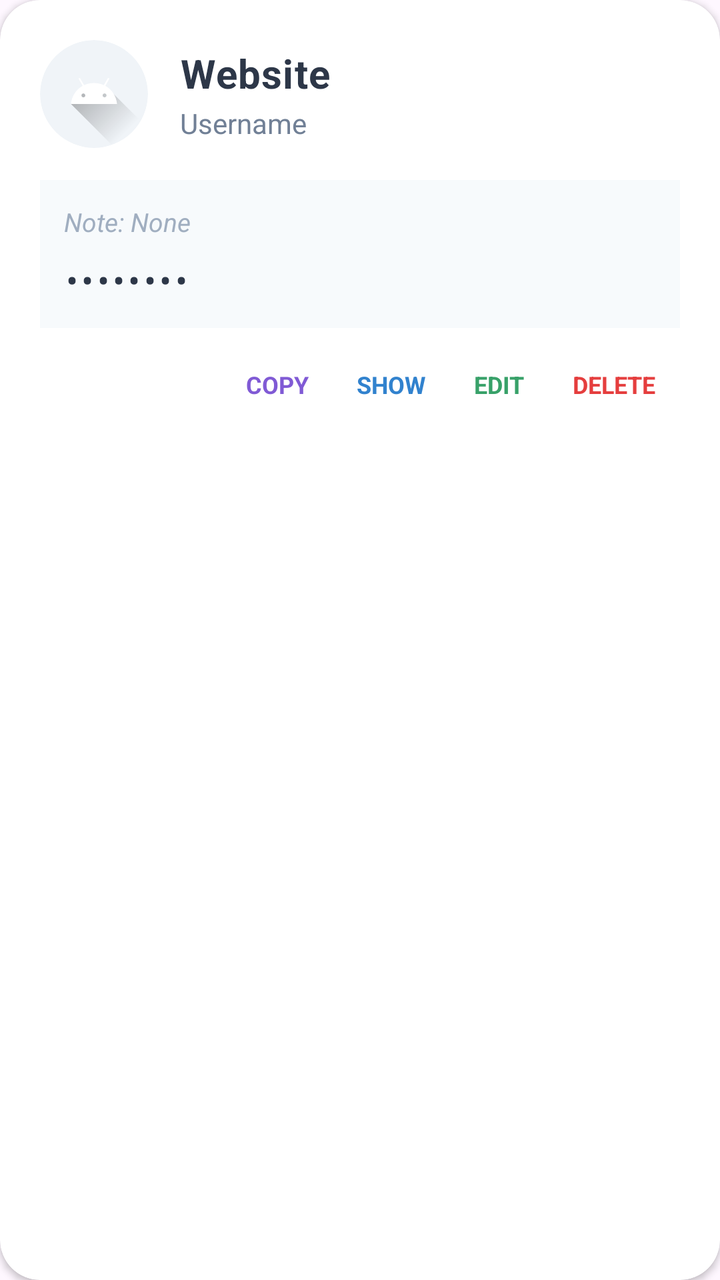
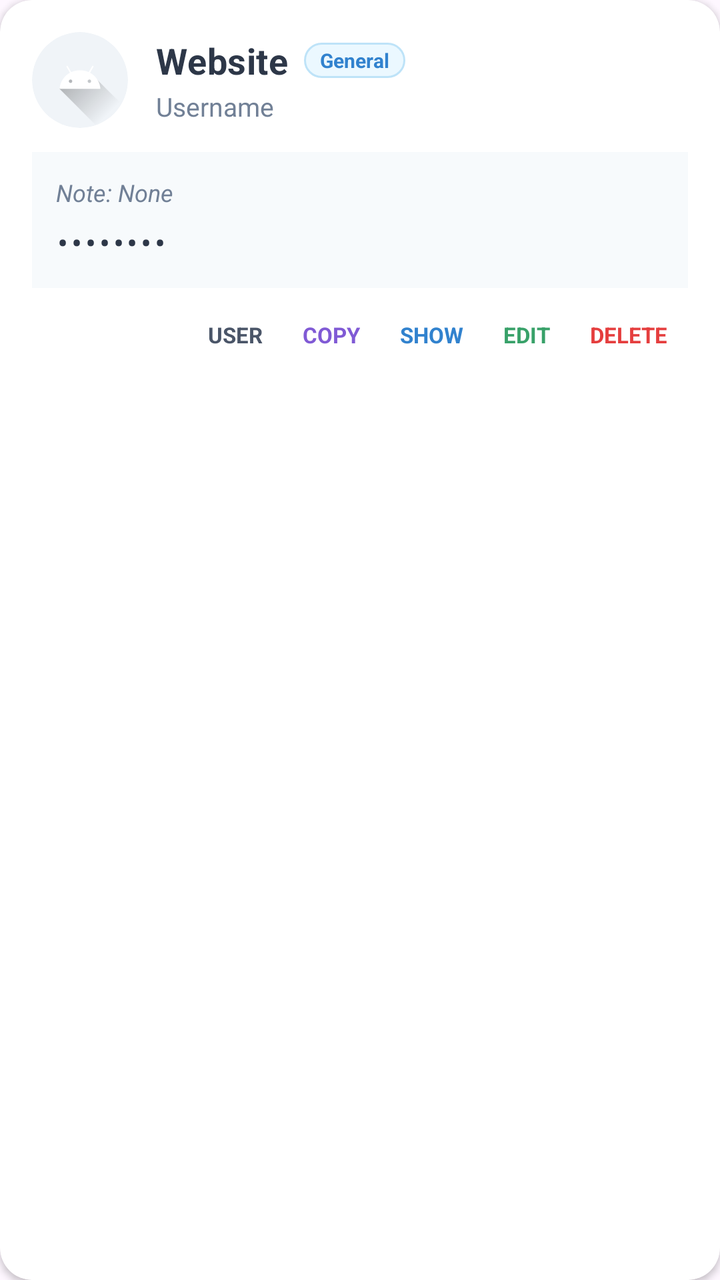

Before-and-after screenshots of an Android layout around one commit, followed by the original layout XML and the change that was made.
<!-- AndroidManifest.xml: application theme Theme.MyPasswordManager -->
<!-- res/layout/item_password.xml -->
<?xml version="1.0" encoding="utf-8"?>
<androidx.cardview.widget.CardView xmlns:android="http://schemas.android.com/apk/res/android"
    xmlns:app="http://schemas.android.com/apk/res-auto"
    android:layout_width="match_parent"
    android:layout_height="wrap_content"
    android:layout_marginHorizontal="16dp"
    android:layout_marginVertical="10dp"
    app:cardCornerRadius="20dp"
    app:cardElevation="2dp"
    app:cardBackgroundColor="#FFFFFF">

    <LinearLayout
        android:layout_width="match_parent"
        android:layout_height="wrap_content"
        android:orientation="vertical"
        android:padding="20dp"
        android:background="?android:attr/selectableItemBackground">

        <LinearLayout
            android:layout_width="match_parent"
            android:layout_height="wrap_content"
            android:orientation="horizontal"
            android:gravity="center_vertical">

            <androidx.cardview.widget.CardView
                android:layout_width="54dp"
                android:layout_height="54dp"
                android:layout_marginEnd="16dp"
                app:cardCornerRadius="27dp"
                app:cardElevation="0dp"
                app:cardBackgroundColor="#F0F4F8">

                <ImageView
                    android:id="@+id/ivLogo"
                    android:layout_width="match_parent"
                    android:layout_height="match_parent"
                    android:scaleType="centerCrop"
                    android:src="@drawable/ic_launcher_foreground" />
            </androidx.cardview.widget.CardView>

            <LinearLayout
                android:layout_width="0dp"
                android:layout_height="wrap_content"
                android:layout_weight="1"
                android:orientation="vertical">

                <TextView
                    android:id="@+id/tvItemSiteName"
                    android:layout_width="wrap_content"
                    android:layout_height="wrap_content"
                    android:text="Website"
                    android:textSize="20sp"
                    android:textStyle="bold"
                    android:textColor="#2D3748"
                    android:letterSpacing="0.02"/>

                <TextView
                    android:id="@+id/tvItemUsername"
                    android:layout_width="wrap_content"
                    android:layout_height="wrap_content"
                    android:text="Username"
                    android:textSize="14sp"
                    android:textColor="#718096"
                    android:layout_marginTop="2dp"/>
            </LinearLayout>
        </LinearLayout>

        <LinearLayout
            android:layout_width="match_parent"
            android:layout_height="wrap_content"
            android:orientation="vertical"
            android:layout_marginTop="16dp"
            android:background="#F7FAFC"
            android:padding="12dp">

            <TextView
                android:id="@+id/tvItemNote"
                android:layout_width="wrap_content"
                android:layout_height="wrap_content"
                android:text="Note: None"
                android:textSize="13sp"
                android:textColor="#A0AEC0"
                android:textStyle="italic"
                android:layout_marginBottom="8dp"/>

            <LinearLayout
                android:layout_width="match_parent"
                android:layout_height="wrap_content"
                android:orientation="horizontal"
                android:gravity="center_vertical">
                <TextView
                    android:id="@+id/tvItemPassword"
                    android:layout_width="0dp"
                    android:layout_weight="1"
                    android:layout_height="wrap_content"
                    android:text="••••••••"
                    android:textSize="18sp"
                    android:textColor="#2D3748"
                    android:letterSpacing="0.1"/>
            </LinearLayout>
        </LinearLayout>

        <LinearLayout
            android:layout_width="match_parent"
            android:layout_height="wrap_content"
            android:orientation="horizontal"
            android:layout_marginTop="12dp"
            android:gravity="end">

            <TextView
                android:id="@+id/btnCopyPassword"
                android:layout_width="wrap_content"
                android:layout_height="wrap_content"
                android:text="COPY"
                android:textSize="12sp"
                android:textStyle="bold"
                android:textColor="#805AD5"
                android:paddingHorizontal="12dp"
                android:paddingVertical="8dp"/>

            <TextView
                android:id="@+id/btnToggleVisibility"
                android:layout_width="wrap_content"
                android:layout_height="wrap_content"
                android:text="SHOW"
                android:textSize="12sp"
                android:textStyle="bold"
                android:textColor="#3182CE"
                android:paddingHorizontal="12dp"
                android:paddingVertical="8dp"/>

            <TextView
                android:id="@+id/btnEditEntry"
                android:layout_width="wrap_content"
                android:layout_height="wrap_content"
                android:text="EDIT"
                android:textSize="12sp"
                android:textStyle="bold"
                android:textColor="#38A169"
                android:paddingHorizontal="12dp"
                android:paddingVertical="8dp"/>

            <TextView
                android:id="@+id/btnDeleteEntry"
                android:layout_width="wrap_content"
                android:layout_height="wrap_content"
                android:text="DELETE"
                android:textSize="12sp"
                android:textStyle="bold"
                android:textColor="#E53E3E"
                android:paddingHorizontal="12dp"
                android:paddingVertical="8dp"/>
        </LinearLayout>
    </LinearLayout>
</androidx.cardview.widget.CardView>
<!-- resources referenced by this layout -->
<resources>
  <!-- drawable ic_launcher_foreground (drawable) -->
  <vector xmlns:android="http://schemas.android.com/apk/res/android"
      xmlns:aapt="http://schemas.android.com/aapt"
      android:width="108dp"
      android:height="108dp"
      android:viewportWidth="108"
      android:viewportHeight="108">
      <path android:pathData="M31,63.928c0,0 6.4,-11 12.1,-13.1c7.2,-2.6 26,-1.4 26,-1.4l38.1,38.1L107,108.928l-32,-1L31,63.928z">
          <aapt:attr name="android:fillColor">
              <gradient
                  android:endX="85.84757"
                  android:endY="92.4963"
                  android:startX="42.9492"
                  android:startY="49.59793"
                  android:type="linear">
                  <item
                      android:color="#44000000"
                      android:offset="0.0" />
                  <item
                      android:color="#00000000"
                      android:offset="1.0" />
              </gradient>
          </aapt:attr>
      </path>
      <path
          android:fillColor="#FFFFFF"
          android:fillType="nonZero"
          android:pathData="M65.3,45.828l3.8,-6.6c0.2,-0.4 0.1,-0.9 -0.3,-1.1c-0.4,-0.2 -0.9,-0.1 -1.1,0.3l-3.9,6.7c-6.3,-2.8 -13.4,-2.8 -19.7,0l-3.9,-6.7c-0.2,-0.4 -0.7,-0.5 -1.1,-0.3C38.8,38.328 38.7,38.828 38.9,39.228l3.8,6.6C36.2,49.428 31.7,56.028 31,63.928h46C76.3,56.028 71.8,49.428 65.3,45.828zM43.4,57.328c-0.8,0 -1.5,-0.5 -1.8,-1.2c-0.3,-0.7 -0.1,-1.5 0.4,-2.1c0.5,-0.5 1.4,-0.7 2.1,-0.4c0.7,0.3 1.2,1 1.2,1.8C45.3,56.528 44.5,57.328 43.4,57.328L43.4,57.328zM64.6,57.328c-0.8,0 -1.5,-0.5 -1.8,-1.2s-0.1,-1.5 0.4,-2.1c0.5,-0.5 1.4,-0.7 2.1,-0.4c0.7,0.3 1.2,1 1.2,1.8C66.5,56.528 65.6,57.328 64.6,57.328L64.6,57.328z"
          android:strokeWidth="1"
          android:strokeColor="#00000000" />
  </vector>
  <style name="Theme.MyPasswordManager" parent="Base.Theme.MyPasswordManager" />
  <style name="Base.Theme.MyPasswordManager" parent="Theme.Material3.DayNight.NoActionBar">
          
          
      </style>
</resources>

<!-- the commit's change to res/layout/item_password.xml (unified diff, before → after) -->
@@ -4,8 +4,8 @@
     android:layout_width="match_parent"
     android:layout_height="wrap_content"
     android:layout_marginHorizontal="16dp"
-    android:layout_marginVertical="10dp"
-    app:cardCornerRadius="20dp"
+    android:layout_marginVertical="8dp"
+    app:cardCornerRadius="16dp"
     app:cardElevation="2dp"
     app:cardBackgroundColor="#FFFFFF">
 
@@ -13,7 +13,7 @@
         android:layout_width="match_parent"
         android:layout_height="wrap_content"
         android:orientation="vertical"
-        android:padding="20dp"
+        android:padding="16dp"
         android:background="?android:attr/selectableItemBackground">
 
         <LinearLayout
@@ -23,10 +23,10 @@
             android:gravity="center_vertical">
 
             <androidx.cardview.widget.CardView
-                android:layout_width="54dp"
-                android:layout_height="54dp"
-                android:layout_marginEnd="16dp"
-                app:cardCornerRadius="27dp"
+                android:layout_width="48dp"
+                android:layout_height="48dp"
+                android:layout_marginEnd="14dp"
+                app:cardCornerRadius="24dp"
                 app:cardElevation="0dp"
                 app:cardBackgroundColor="#F0F4F8">
 
@@ -44,22 +44,42 @@
                 android:layout_weight="1"
                 android:orientation="vertical">
 
-                <TextView
-                    android:id="@+id/tvItemSiteName"
+                <LinearLayout
                     android:layout_width="wrap_content"
                     android:layout_height="wrap_content"
-                    android:text="Website"
-                    android:textSize="20sp"
-                    android:textStyle="bold"
-                    android:textColor="#2D3748"
-                    android:letterSpacing="0.02"/>
+                    android:orientation="horizontal"
+                    android:gravity="center_vertical">
+
+                    <TextView
+                        android:id="@+id/tvItemSiteName"
+                        android:layout_width="wrap_content"
+                        android:layout_height="wrap_content"
+                        android:text="Website"
+                        android:textSize="18sp"
+                        android:textStyle="bold"
+                        android:textColor="#2D3748"
+                        android:letterSpacing="0.01"/>
+
+                    <TextView
+                        android:id="@+id/tvItemCategory"
+                        android:layout_width="wrap_content"
+                        android:layout_height="wrap_content"
+                        android:layout_marginStart="8dp"
+                        android:text="General"
+                        android:textSize="10sp"
+                        android:textStyle="bold"
+                        android:textColor="#3182CE"
+                        android:background="@drawable/badge_category"
+                        android:paddingHorizontal="8dp"
+                        android:paddingVertical="2dp" />
+                </LinearLayout>
 
                 <TextView
                     android:id="@+id/tvItemUsername"
                     android:layout_width="wrap_content"
                     android:layout_height="wrap_content"
                     android:text="Username"
-                    android:textSize="14sp"
+                    android:textSize="13sp"
                     android:textColor="#718096"
                     android:layout_marginTop="2dp"/>
             </LinearLayout>
@@ -69,7 +89,7 @@
             android:layout_width="match_parent"
             android:layout_height="wrap_content"
             android:orientation="vertical"
-            android:layout_marginTop="16dp"
+            android:layout_marginTop="12dp"
             android:background="#F7FAFC"
             android:padding="12dp">
 
@@ -78,78 +98,82 @@
                 android:layout_width="wrap_content"
                 android:layout_height="wrap_content"
                 android:text="Note: None"
-                android:textSize="13sp"
-                android:textColor="#A0AEC0"
+                android:textSize="12sp"
+                android:textColor="#718096"
                 android:textStyle="italic"
-                android:layout_marginBottom="8dp"/>
+                android:layout_marginBottom="6dp"/>
 
-            <LinearLayout
+            <TextView
+                android:id="@+id/tvItemPassword"
                 android:layout_width="match_parent"
                 android:layout_height="wrap_content"
-                android:orientation="horizontal"
-                android:gravity="center_vertical">
-                <TextView
-                    android:id="@+id/tvItemPassword"
-                    android:layout_width="0dp"
-                    android:layout_weight="1"
-                    android:layout_height="wrap_content"
-                    android:text="••••••••"
-                    android:textSize="18sp"
-                    android:textColor="#2D3748"
-                    android:letterSpacing="0.1"/>
-            </LinearLayout>
+                android:text="••••••••"
+                android:textSize="16sp"
+                android:textColor="#2D3748"
+                android:letterSpacing="0.1"/>
         </LinearLayout>
 
         <LinearLayout
             android:layout_width="match_parent"
             android:layout_height="wrap_content"
             android:orientation="horizontal"
-            android:layout_marginTop="12dp"
+            android:layout_marginTop="10dp"
             android:gravity="end">
+
+            <TextView
+                android:id="@+id/btnCopyUser"
+                android:layout_width="wrap_content"
+                android:layout_height="wrap_content"
+                android:text="USER"
+                android:textSize="11sp"
+                android:textStyle="bold"
+                android:textColor="#4A5568"
+                android:paddingHorizontal="10dp"
+                android:paddingVertical="6dp"/>
 
             <TextView
                 android:id="@+id/btnCopyPassword"
                 android:layout_width="wrap_content"
                 android:layout_height="wrap_content"
                 android:text="COPY"
-                android:textSize="12sp"
+                android:textSize="11sp"
                 android:textStyle="bold"
                 android:textColor="#805AD5"
-                android:paddingHorizontal="12dp"
-                android:paddingVertical="8dp"/>
+                android:paddingHorizontal="10dp"
+                android:paddingVertical="6dp"/>
 
             <TextView
                 android:id="@+id/btnToggleVisibility"
                 android:layout_width="wrap_content"
                 android:layout_height="wrap_content"
                 android:text="SHOW"
-                android:textSize="12sp"
+                android:textSize="11sp"
                 android:textStyle="bold"
                 android:textColor="#3182CE"
-                android:paddingHorizontal="12dp"
-                android:paddingVertical="8dp"/>
+                android:paddingHorizontal="10dp"
+                android:paddingVertical="6dp"/>
 
             <TextView
                 android:id="@+id/btnEditEntry"
                 android:layout_width="wrap_content"
                 android:layout_height="wrap_content"
                 android:text="EDIT"
-                android:textSize="12sp"
+                android:textSize="11sp"
                 android:textStyle="bold"
                 android:textColor="#38A169"
-                android:paddingHorizontal="12dp"
-                android:paddingVertical="8dp"/>
+                android:paddingHorizontal="10dp"
+                android:paddingVertical="6dp"/>
 
             <TextView
                 android:id="@+id/btnDeleteEntry"
                 android:layout_width="wrap_content"
                 android:layout_height="wrap_content"
                 android:text="DELETE"
-                android:textSize="12sp"
+                android:textSize="11sp"
                 android:textStyle="bold"
                 android:textColor="#E53E3E"
-                android:paddingHorizontal="12dp"
-                android:paddingVertical="8dp"/>
+                android:paddingHorizontal="10dp"
+                android:paddingVertical="6dp"/>
         </LinearLayout>
     </LinearLayout>
 </androidx.cardview.widget.CardView>
<!-- resource entries referenced after the edit -->
@@ -1,5 +1,12 @@
 <!-- resources referenced by this layout -->
 <resources>
+  <!-- drawable badge_category (drawable) -->
+  <?xml version="1.0" encoding="utf-8"?>
+  <shape xmlns:android="http://schemas.android.com/apk/res/android">
+      <solid android:color="#EBF8FF" />
+      <corners android:radius="12dp" />
+      <stroke android:width="1dp" android:color="#BEE3F8" />
+  </shape>
   <!-- drawable ic_launcher_foreground (drawable) -->
   <vector xmlns:android="http://schemas.android.com/apk/res/android"
       xmlns:aapt="http://schemas.android.com/aapt"
